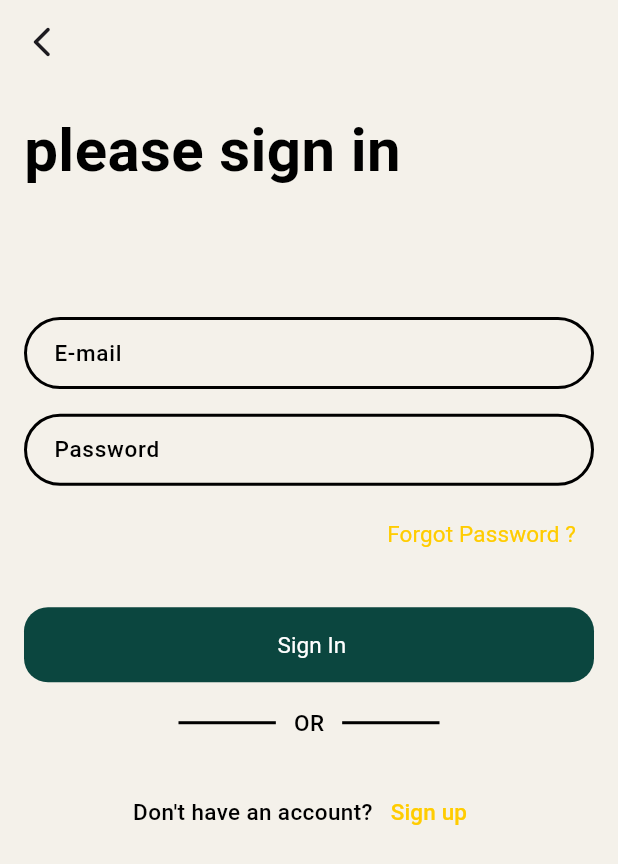
After one commit to kjomana05-oss/Project, a Flutter app: the SignIn screen opened by its route, on a phone screen of 412 x 824 dp. The commit adds this screen. Shown: the top 864 px of the screen. Run offline on Flutter 3.47's test engine with Material 3 defaults, Android fonts, the phone set to English and light mode, and no system bars; our stand-ins replace flutter_svg.

Commit message:
+ sub sign in + sign in

```diff
--- a/lib/main.dart
+++ b/lib/main.dart
@@ -1,6 +1,7 @@
 import 'package:flutter/material.dart';
 import 'package:project/screens/login_screen/login_screen.dart';
-import 'package:project/screens/sigin_in/sigin_in.dart';
+import 'package:project/screens/sign_in/sign_in.dart';
+import 'package:project/screens/sign_in/sub_sign_in.dart';
 import 'package:project/screens/splash_screen/splash_screen.dart';
 import 'package:project/screens/welcome_screen/welcome_screen.dart';
 import 'package:project/utils/resources/app_routes.dart';
@@ -22,7 +23,8 @@ class MyApp extends StatelessWidget {
         AppRoutes.splashRouteName: (context) => SplashScreen(),
         AppRoutes.welcomeRouteName: (context) => WelcomeScreen(),
         AppRoutes.loginRouteName: (context) => LoginScreen(),
-        AppRoutes.signInRouteName: (context) => SiginIn(),
+        AppRoutes.signInRouteName: (context) => SignIn(),
+        AppRoutes.subSignInRouteName: (context) => SubSignIn(),
       },
     );
   }
--- /dev/null
+++ b/lib/screens/sign_in/sign_in.dart
@@ -0,0 +1,124 @@
+import 'package:flutter/material.dart';
+import 'package:project/utils/resources/app_color.dart';
+import 'package:project/utils/resources/app_routes.dart';
+import 'package:project/widgets/custom_elevated_button.dart';
+import 'package:project/widgets/custom_text_field.dart';
+
+class SignIn extends StatelessWidget {
+  const SignIn({super.key});
+
+  @override
+  Widget build(BuildContext context) {
+    final double height = MediaQuery.of(context).size.height;
+    final double width = MediaQuery.of(context).size.width;
+    return Scaffold(
+      backgroundColor: AppColor.goldColor,
+      appBar: AppBar(
+        backgroundColor: Colors.transparent,
+        leading: IconButton(
+          onPressed: () {
+            Navigator.pop(context);
+          },
+          icon: Icon(Icons.arrow_back_ios_new_rounded),
+        ),
+      ),
+      body: Padding(
+        padding: const EdgeInsets.all(16),
+        child: Column(
+          children: [
+            Align(
+              alignment: .topLeft,
+              child: Text(
+                "please sign in",
+                style: TextStyle(
+                  color: AppColor.blackColor,
+                  fontSize: 40,
+                  fontWeight: FontWeight.w700,
+                ),
+              ),
+            ),
+            SizedBox(height: height * 0.10),
+            CustomTextField(hintText: "E-mail"),
+            SizedBox(height: height * 0.02),
+            CustomTextField(hintText: "Password"),
+            SizedBox(height: height * 0.01),
+            Align(
+              alignment: .topRight,
+              child: TextButton(
+                onPressed: () {
+                  Navigator.pushNamed(context, AppRoutes.subSignInRouteName);
+                },
+                child: Text(
+                  " Forgot Password ?",
+                  style: TextStyle(
+                    color: AppColor.yellowColor,
+                    fontSize: 15,
+                    fontWeight: FontWeight.w400,
+                  ),
+                ),
+              ),
+            ),
+            SizedBox(height: height * 0.03),
+            CustomElevatedButton(text: " Sign In", onPressed: () {}),
+
+            SizedBox(height: height * 0.02),
+            Padding(
+              padding: EdgeInsets.symmetric(horizontal: width * 0.25),
+              child: Row(
+                children: [
+                  Expanded(
+                    child: Divider(color: AppColor.blackColor, thickness: 2),
+                  ),
+                  Padding(
+                    padding: EdgeInsets.symmetric(horizontal: 12),
+                    child: Text(
+                      "OR",
+                      style: TextStyle(
+                        fontSize: 15,
+                        fontWeight: FontWeight.w500,
+                        color: AppColor.blackColor,
+                      ),
+                    ),
+                  ),
+                  Expanded(
+                    child: Divider(color: AppColor.blackColor, thickness: 2),
+                  ),
+                ],
+              ),
+            ),
+            SizedBox(height: height * 0.03),
+            Row(
+              mainAxisAlignment: .center,
+              children: [
+                Text(
+                  "Don't have an account?",
+                  style: TextStyle(
+                    color: AppColor.blackColor,
+                    fontSize: 15,
+                    fontWeight: FontWeight.w500,
+                  ),
+                ),
+                TextButton(
+                  onPressed: () {
+                    Navigator.popAndPushNamed(
+                      context,
+                      AppRoutes.loginRouteName,
+                    );
+                  },
+                  child: Text(
+                    "Sign up",
+                    style: TextStyle(
+                      color: AppColor.yellowColor,
+                      fontSize: 15,
+                      fontWeight: FontWeight.w500,
+                    ),
+                  ),
+                ),
+              ],
+            ),
+          ],
+        ),
+      ),
+    );
+  }
+}
--- a/lib/utils/resources/app_color.dart
+++ b/lib/utils/resources/app_color.dart
@@ -6,4 +6,5 @@ abstract final class AppColor {
   static Color yellowColor = Color(0xFFFFCC00);
   static Color whiteColor = Color(0xFFFFFFFF);
   static Color darkGreenColor = Color(0xFF0B463F);
+  static Color grayColor = Color(0xFF989898);
 }
--- a/lib/utils/resources/app_routes.dart
+++ b/lib/utils/resources/app_routes.dart
@@ -3,6 +3,7 @@ abstract final class AppRoutes {
   static const String homeRouteName = "home_screen";
   static const String loginRouteName = "login_screen";
   static const String signInRouteName = "sign_screen";
+  static const String subSignInRouteName = "sub_sign_screen";
   static const String welcomeRouteName = "welcome_screen";
   static const String registerRouteName = "register_screen";
 }
```
Also changed, not shown: lib/screens/sigin_in/sigin_in.dart (deleted, +0 -37 lines), lib/screens/sign_in/sub_sign_in.dart (added, +54 -0 lines), lib/screens/welcome_screen/welcome_screen.dart (+7 -5 lines).
